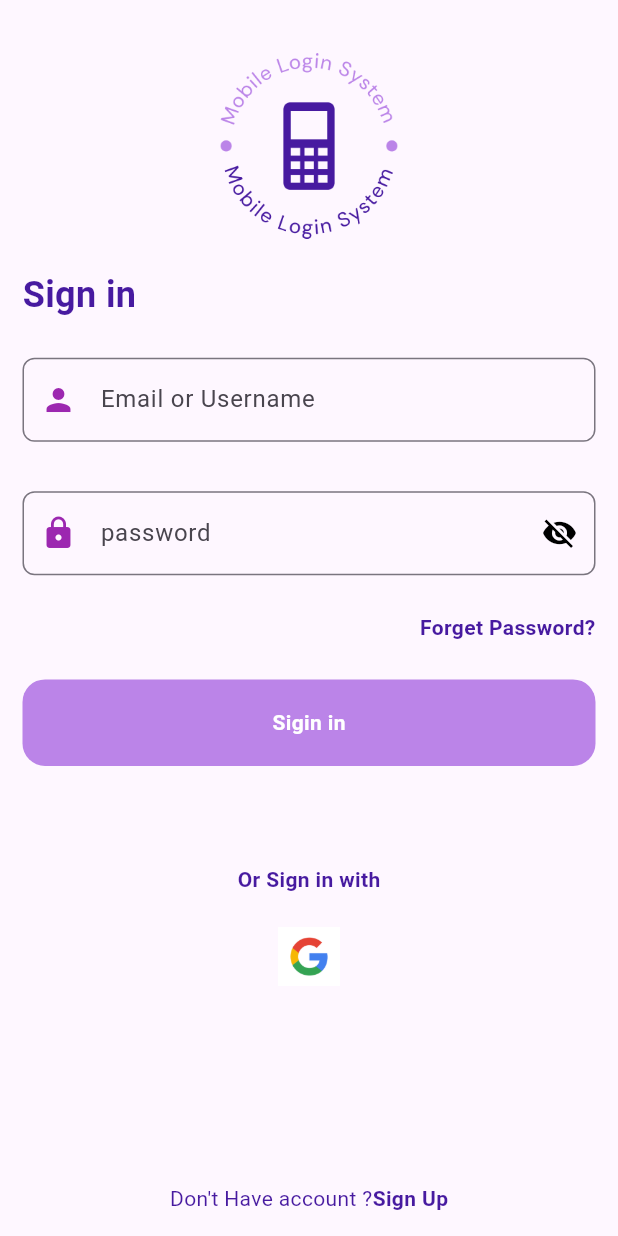
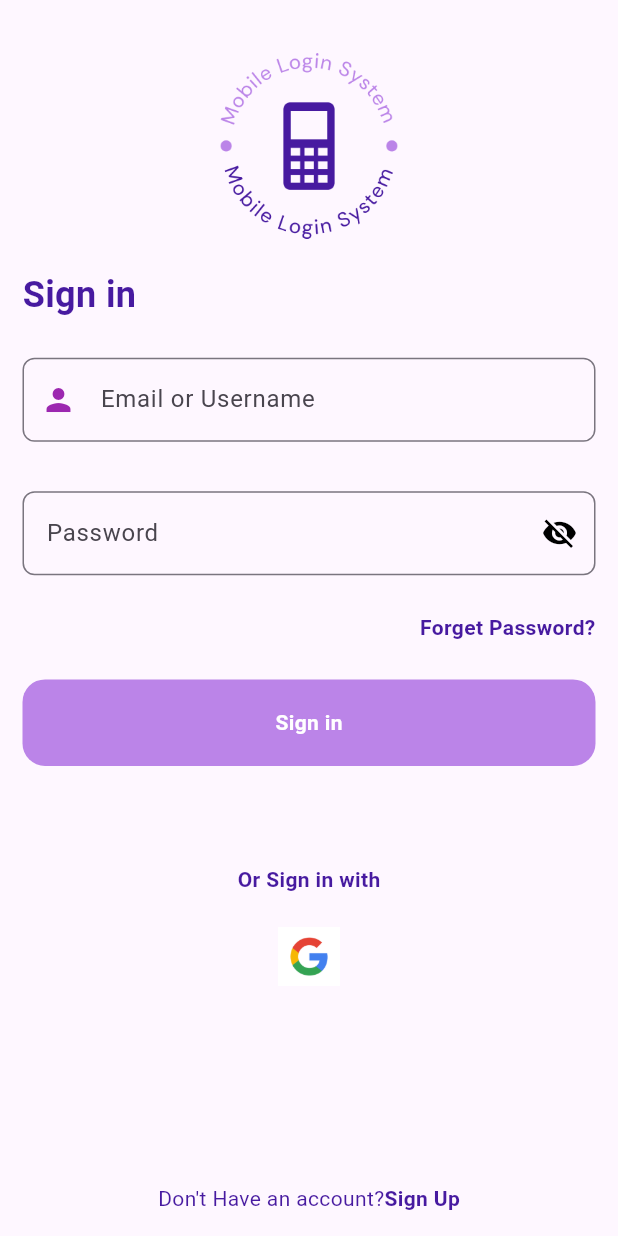
Before and after one commit to Darjidev555/movie, a Flutter app: the screen it shows after launch, after a tap on "Sign Up", on a phone screen of 412 x 824 dp. Run offline on Flutter 3.47's test engine with Material 3 defaults, Android fonts, the phone set to English and light mode, and no system bars; our stand-ins replace dio, firebase_auth, firebase_core, flutter_dotenv, get, google_sign_in; accounts and stored records are empty; network calls fail.

Commit message:
all is done

```diff
--- a/lib/component/navigationbar.dart
+++ b/lib/component/navigationbar.dart
@@ -24,7 +24,7 @@ class Navigationbar extends StatelessWidget {
                     controller.index.value = 0;
                   },
                   child: Obx(() => AnimatedContainer(
-                      duration: Duration(milliseconds: 300),
+                      duration: const Duration(milliseconds: 300),
                       height: 35,
                       width: 40,
                       decoration: BoxDecoration(
@@ -32,7 +32,7 @@ class Navigationbar extends StatelessWidget {
                               ? Colors.orange
                               : null,
                           borderRadius: BorderRadius.circular(100)),
-                      child: Icon(
+                      child: const Icon(
                         Icons.home,
                         color: Colors.white,
                         size: 25,
@@ -42,7 +42,7 @@ class Navigationbar extends StatelessWidget {
                     controller.index.value = 1;
                   },
                   child: Obx(() => AnimatedContainer(
-                      duration: Duration(milliseconds: 300),
+                      duration: const Duration(milliseconds: 300),
                       height: 40,
                       width: 40,
                       decoration: BoxDecoration(
@@ -50,7 +50,7 @@ class Navigationbar extends StatelessWidget {
                               ? Colors.orange
                               : null,
                           borderRadius: BorderRadius.circular(100)),
-                      child: Icon(
+                      child: const Icon(
                         Icons.book,
                         color: Colors.white,
                         size: 25,
@@ -60,7 +60,7 @@ class Navigationbar extends StatelessWidget {
                     controller.index.value = 2;
                   },
                   child: Obx(() => AnimatedContainer(
-                      duration: Duration(milliseconds: 300),
+                      duration: const Duration(milliseconds: 300),
                       height: 35,
                       width: 40,
                       decoration: BoxDecoration(
@@ -68,7 +68,7 @@ class Navigationbar extends StatelessWidget {
                               ? Colors.orange
                               : null,
                           borderRadius: BorderRadius.circular(100)),
-                      child: Icon(
+                      child: const Icon(
                         Icons.person,
                         color: Colors.white,
                         size: 25,
--- a/lib/controller/auth_controller.dart
+++ b/lib/controller/auth_controller.dart
@@ -46,6 +46,8 @@ class AuthController extends GetxController {
       userName.value = name;
       userEmail.value = email;
       isLoading.value = false;
+      Get.offAll(() => Homepagecontroller());
+
       return userCredential.user;
     } on FirebaseAuthException catch (e) {
       isLoading.value = false;
--- a/lib/model/news_model.dart
+++ b/lib/model/news_model.dart
@@ -49,7 +49,7 @@ class NewsModel {
         "description": description,
         "url": url,
         "urlToImage": urlToImage,
-        "publishedAt": publishedAt!.toIso8601String(),
+        "publishedAt": publishedAt!.toString(),
         "content": content,
       };
 }
--- a/lib/screens/login/login_screen.dart
+++ b/lib/screens/login/login_screen.dart
@@ -1,6 +1,7 @@
 import 'package:flutter/material.dart';
 import 'package:get/get.dart';
 import 'package:movie/controller/auth_controller.dart';
+import 'package:movie/controller/homepage_controller.dart';
 import 'package:movie/screens/home/home_screen.dart';
 import 'package:movie/screens/login/passwordcontroller.dart';
 import 'package:movie/screens/signup/signup_screen.dart';
@@ -18,6 +19,31 @@ class LoginScreen extends StatelessWidget {
     final PasswordController controller = Get.put(PasswordController());
     double screenWidth = MediaQuery.of(context).size.width;
     double screenHeight = MediaQuery.of(context).size.height;
+
+    void validateAndLogin() async {
+      if (emailController.text.isEmpty || passwordController.text.isEmpty) {
+        Get.snackbar("Error", "All fields are required",
+            snackPosition: SnackPosition.TOP);
+        return;
+      }
+      if (!GetUtils.isEmail(emailController.text)) {
+        Get.snackbar("Error", "Enter a valid email",
+            snackPosition: SnackPosition.TOP, colorText: Colors.red);
+        return;
+      }
+      if (passwordController.text.length < 6) {
+        Get.snackbar("Error", "Password must be at least 6 characters",
+            snackPosition: SnackPosition.TOP);
+        return;
+      }
+
+      var user = await authController.login(
+          emailController.text, passwordController.text);
+      if (user != null) {
+        Get.offAll(() => Homepagecontroller());
+      }
+    }
+
     return Scaffold(
       resizeToAvoidBottomInset: false,
       body: Padding(
@@ -31,10 +57,8 @@ class LoginScreen extends StatelessWidget {
                 SizedBox(
                   height: screenHeight * 0.2,
                   width: screenWidth * 0.3,
-                  child: Image.asset(
-                    "assets/images/logo-no-background 1@2x.png",
-                    scale: 1.0,
-                  ),
+                  child:
+                      Image.asset("assets/images/logo-no-background 1@2x.png"),
                 )
               ],
             ),
@@ -44,38 +68,24 @@ class LoginScreen extends StatelessWidget {
               color: Color(0xff471AA0),
               fontWeight: FontWeight.bold,
             ),
-            SizedBox(
-              height: screenHeight * 0.03,
-            ),
+            SizedBox(height: screenHeight * 0.03),
             CommonTextFieldWidget(
               controller: emailController,
               customDecoration: InputDecoration(
                 hintText: "Email or Username",
-                //hintStyle: TextStyle(color:Color(0xff000000) ),
-                prefixIcon: const Icon(
-                  Icons.person,
-                  color: Colors.purple,
-                ),
+                prefixIcon: const Icon(Icons.person, color: Colors.purple),
                 border: OutlineInputBorder(
-                  borderSide: const BorderSide(color: Color(0xff9747FF), width: 1.0),
-                  borderRadius: BorderRadius.circular(8.0),
-                ),
-                focusedBorder: const OutlineInputBorder(
-                  borderSide: BorderSide(color: Color(0xff9747FF), width: 2.0),
+                    borderRadius: BorderRadius.circular(8.0)),
               ),
             ),
-            ),
-            SizedBox(
-              height: screenHeight * 0.04,
-            ),
+            SizedBox(height: screenHeight * 0.04),
             Obx(
               () => CommonTextFieldWidget(
                 controller: passwordController,
                 isPassword: controller.obscureText.value,
                 prefixIcon: const Icon(Icons.lock, color: Colors.purple),
                 customDecoration: InputDecoration(
-                    hintText: "password",
-                    prefixIcon: const Icon(Icons.lock, color: Colors.purple),
+                  hintText: "Password",
                   suffixIcon: IconButton(
                     icon: Icon(
                       controller.obscureText.value
@@ -86,38 +96,23 @@ class LoginScreen extends StatelessWidget {
                     onPressed: controller.toggleVisibility,
                   ),
                   border: OutlineInputBorder(
-                      borderSide:
-                          const BorderSide(color: Color(0xff9747FF), width: 1.0),
-                      borderRadius: BorderRadius.circular(8.0),
-                    )),
+                      borderRadius: BorderRadius.circular(8.0)),
                 ),
               ),
-            SizedBox(
-              height: screenHeight * 0.03,
             ),
+            SizedBox(height: screenHeight * 0.03),
             const Row(
               mainAxisAlignment: MainAxisAlignment.end,
               children: [
                 CommonTextWidget(
                     text: "Forget Password?",
                     color: Color(0xff471AA0),
-                  fontWeight: FontWeight.bold,
-                )
+                    fontWeight: FontWeight.bold)
               ],
             ),
-            SizedBox(
-              height: screenHeight * 0.03,
-            ),
+            SizedBox(height: screenHeight * 0.03),
             InkWell(
-              onTap: () async {
-                var user = await authController.login(
-                  emailController.text,
-                  passwordController.text,
-                );
-                if (user != null) {
-                  Get.to(() => const HomeScreen());
-                }
-              },
+              onTap: validateAndLogin,
               child: Container(
                 height: screenHeight * 0.07,
                 decoration: BoxDecoration(
@@ -125,24 +120,20 @@ class LoginScreen extends StatelessWidget {
                     borderRadius: BorderRadius.circular(15)),
                 child: const Center(
                   child: CommonTextWidget(
-                    text: "Sigin in",
+                      text: "Sign in",
                       color: Colors.white,
-                    fontWeight: FontWeight.bold,
+                      fontWeight: FontWeight.bold),
                 ),
               ),
             ),
-            ),
-            SizedBox(
-              height: screenHeight * 0.08,
-            ),
+            SizedBox(height: screenHeight * 0.08),
             const Row(
               mainAxisAlignment: MainAxisAlignment.center,
               children: [
                 CommonTextWidget(
                     text: "Or Sign in with",
                     color: Color(0xff471AA0),
-                  fontWeight: FontWeight.bold,
-                ),
+                    fontWeight: FontWeight.bold)
               ],
             ),
             Row(
@@ -160,8 +151,7 @@ class LoginScreen extends StatelessWidget {
                     width: screenWidth * 0.1,
                     decoration: const BoxDecoration(
                         image: DecorationImage(
-                      image: AssetImage("assets/images/googlelogo.png"),
-                    )),
+                            image: AssetImage("assets/images/googlelogo.png"))),
                   ),
                 )
               ],
@@ -171,17 +161,14 @@ class LoginScreen extends StatelessWidget {
               mainAxisAlignment: MainAxisAlignment.center,
               children: [
                 const CommonTextWidget(
-                    text: "Don't Have account ?", color: Color(0xff471AA0)),
+                    text: "Don't Have an account?", color: Color(0xff471AA0)),
                 InkWell(
-                  onTap: () {
-                    Get.to(const SignupScreen());
-                  },
+                  onTap: () => Get.to(const SignupScreen()),
                   child: const CommonTextWidget(
                       text: "Sign Up",
                       color: Color(0xff471AA0),
-                    fontWeight: FontWeight.bold,
+                      fontWeight: FontWeight.bold),
                 ),
-                )
               ],
             )
           ],
--- a/lib/screens/profile/user_profile_screen.dart
+++ b/lib/screens/profile/user_profile_screen.dart
@@ -12,6 +12,7 @@ class UserProfileScreen extends StatelessWidget {
     return Scaffold(
       backgroundColor: Colors.black54,
       appBar: AppBar(
+        centerTitle: true,
         backgroundColor: Colors.black54,
         title: const CommonTextWidget(
           text: "Profile",
@@ -87,7 +88,6 @@ class UserProfileScreen extends StatelessWidget {
                   ),
                 ),
               ),
-
               // Name
               /* TextField(
                 controller: controller.nameController,
--- a/lib/screens/signup/signup_screen.dart
+++ b/lib/screens/signup/signup_screen.dart
@@ -17,8 +17,15 @@ class SignupScreen extends StatelessWidget {
     final TextEditingController nameController = TextEditingController();
     final TextEditingController passwordController = TextEditingController();
     final PasswordController controller = Get.put(PasswordController());
+
+    // Validation Controller
+    final RxString nameError = ''.obs;
+    final RxString emailError = ''.obs;
+    final RxString passwordError = ''.obs;
+
     double screenWidth = MediaQuery.of(context).size.width;
     double screenHeight = MediaQuery.of(context).size.height;
+
     return Scaffold(
       resizeToAvoidBottomInset: false,
       appBar: AppBar(
@@ -29,9 +36,7 @@ class SignupScreen extends StatelessWidget {
           },
           child: const Row(
             children: [
-                SizedBox(
-                  width: 20,
-                ),
+              SizedBox(width: 20),
               Icon(Icons.arrow_back_ios),
               Padding(
                 padding: EdgeInsets.only(left: 4.0),
@@ -42,29 +47,27 @@ class SignupScreen extends StatelessWidget {
               ),
             ],
           ),
-          )),
+        ),
+      ),
       body: Padding(
         padding: const EdgeInsets.all(15.0),
         child: Column(
           crossAxisAlignment: CrossAxisAlignment.start,
           children: [
-            const SizedBox(
-              height: 20,
-            ),
+            const SizedBox(height: 20),
             const CommonTextWidget(
               text: "Sign up",
               fontSize: 24,
               color: Color(0xff471AA0),
               fontWeight: FontWeight.bold,
             ),
-            SizedBox(
-              height: screenHeight * 0.04,
-            ),
+            SizedBox(height: screenHeight * 0.04),
+
+            // Full Name Field
             CommonTextFieldWidget(
               controller: nameController,
               customDecoration: InputDecoration(
                 hintText: "Full Name",
-                //hintStyle: TextStyle(color:Color(0xff000000) ),
                 prefixIcon: const Icon(Icons.person),
                 border: OutlineInputBorder(
                   borderSide:
@@ -75,15 +78,26 @@ class SignupScreen extends StatelessWidget {
                   borderSide: BorderSide(color: Color(0xff9747FF), width: 2.0),
                 ),
               ),
+              onChanged: (value) {
+                if (value.isEmpty) {
+                  nameError.value = "Full Name is required";
+                } else {
+                  nameError.value = "";
+                }
+              },
             ),
-            SizedBox(
-              height: screenHeight * 0.04,
-            ),
+            Obx(() => nameError.value.isNotEmpty
+                ? Padding(
+                    padding: const EdgeInsets.only(left: 8.0, top: 4),
+                    child: Text(nameError.value,
+                        style: TextStyle(color: Colors.red)),
+                  )
+                : SizedBox.shrink()),
+            SizedBox(height: screenHeight * 0.04),
             CommonTextFieldWidget(
               controller: emailController,
               customDecoration: InputDecoration(
                 hintText: "Email",
-                //hintStyle: TextStyle(color:Color(0xff000000) ),
                 prefixIcon: const Icon(Icons.email),
                 border: OutlineInputBorder(
                   borderSide:
@@ -94,20 +108,38 @@ class SignupScreen extends StatelessWidget {
                   borderSide: BorderSide(color: Color(0xff9747FF), width: 2.0),
                 ),
               ),
+              onChanged: (value) {
+                if (value.isEmpty) {
+                  emailError.value = "Email is required";
+                } else if (!GetUtils.isEmail(value)) {
+                  emailError.value = "Enter a valid email";
+                } else {
+                  emailError.value = "";
+                }
+              },
             ),
-            SizedBox(
-              height: screenHeight * 0.04,
-            ),
+            Obx(() => emailError.value.isNotEmpty
+                ? Padding(
+                    padding: const EdgeInsets.only(left: 8.0, top: 4),
+                    child: Text(emailError.value,
+                        style: TextStyle(color: Colors.red)),
+                  )
+                : SizedBox.shrink()),
+
+            SizedBox(height: screenHeight * 0.04),
+
+            // Password Field
             Obx(
-              () => CommonTextFieldWidget(
+              () => Column(
+                crossAxisAlignment: CrossAxisAlignment.start,
+                children: [
+                  CommonTextFieldWidget(
                     controller: passwordController,
                     isPassword: controller.obscureText.value,
                     prefixIcon: const Icon(Icons.lock, color: Colors.purple),
                     customDecoration: InputDecoration(
                       hintText: "Password",
-                    prefixIcon: const Icon(
-                      Icons.lock,
-                    ),
+                      prefixIcon: const Icon(Icons.lock),
                       suffixIcon: IconButton(
                         icon: Icon(
                           controller.obscureText.value
@@ -121,14 +153,39 @@ class SignupScreen extends StatelessWidget {
                         borderSide: const BorderSide(
                             color: Color(0xff9747FF), width: 1.0),
                         borderRadius: BorderRadius.circular(8.0),
-                    )),
                       ),
                     ),
-            SizedBox(
-              height: screenHeight * 0.03,
+                    onChanged: (value) {
+                      if (value.isEmpty) {
+                        passwordError.value = "Password is required";
+                      } else if (value.length < 6) {
+                        passwordError.value =
+                            "Password must be at least 6 characters";
+                      } else {
+                        passwordError.value = "";
+                      }
+                    },
                   ),
+                  Obx(() => passwordError.value.isNotEmpty
+                      ? Padding(
+                          padding: const EdgeInsets.only(left: 8.0, top: 4),
+                          child: Text(passwordError.value,
+                              style: TextStyle(color: Colors.red)),
+                        )
+                      : SizedBox.shrink()),
+                ],
+              ),
+            ),
+
+            SizedBox(height: screenHeight * 0.03),
+
+            // Sign Up Button
             InkWell(
               onTap: () {
+                // Validate Form
+                if (nameError.value.isEmpty &&
+                    emailError.value.isEmpty &&
+                    passwordError.value.isEmpty) {
                   authController
                       .register(emailController.text, passwordController.text,
                           nameController.text)
@@ -137,6 +194,10 @@ class SignupScreen extends StatelessWidget {
                       Get.to(const HomeScreen());
                     }
                   });
+                } else {
+                  Get.snackbar("Error", "Please fix the errors",
+                      backgroundColor: Colors.red, colorText: Colors.white);
+                }
               },
               child: Container(
                 height: screenHeight * 0.07,
@@ -145,22 +206,23 @@ class SignupScreen extends StatelessWidget {
                     borderRadius: BorderRadius.circular(15)),
                 child: const Center(
                   child: CommonTextWidget(
-                    text: "Sigin up",
+                    text: "Sign up",
                     color: Colors.white,
                     fontWeight: FontWeight.bold,
                   ),
                 ),
               ),
             ),
-            SizedBox(
-              height: screenHeight * 0.08,
-            ),
+
+            SizedBox(height: screenHeight * 0.08),
             const Spacer(),
+
+            // Already have an account? Sign in
             Row(
               mainAxisAlignment: MainAxisAlignment.center,
               children: [
                 const CommonTextWidget(
-                    text: "Already have an account ? ",
+                    text: "Already have an account? ",
                     color: Color(0xff471AA0)),
                 InkWell(
                   onTap: () {
```
Also changed, not shown: lib/widget/newsdetails.dart (+12 -12 lines), lib/widget/serach_widget.dart (+7 -6 lines), lib/widget/trandingcard.dart (+15 -15 lines). Lines whose indentation alone changed are shown as unchanged.
